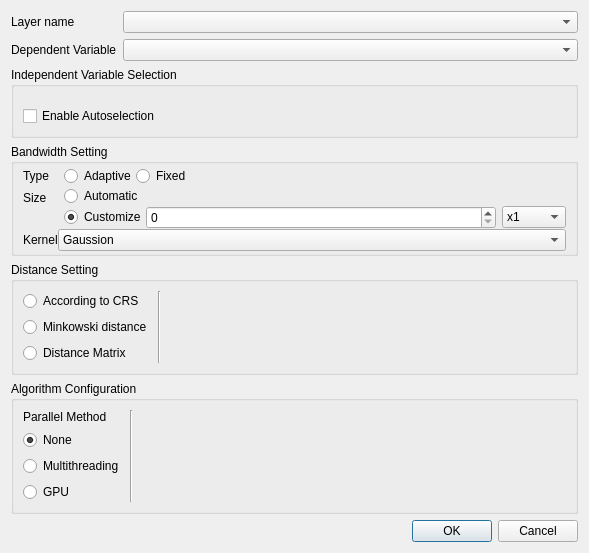
Qt form gwmgwroptionsdialog.ui (GWmodel-Lab/GWmodelS) before a commit.
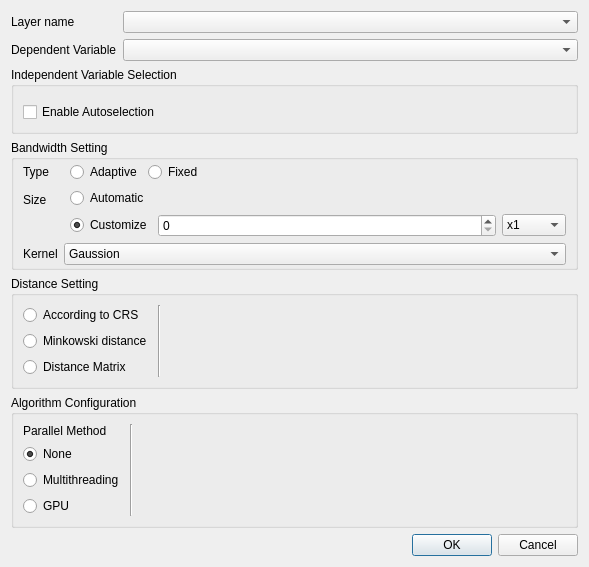
The same form after that commit. Custom widgets are drawn as their Qt base class.

What changed in the file:
```diff
--- a/gwmgwroptionsdialog.ui
+++ b/gwmgwroptionsdialog.ui
@@ -76,10 +76,10 @@
      </property>
      <layout class="QFormLayout" name="formLayout">
       <property name="horizontalSpacing">
-       <number>0</number>
+       <number>6</number>
       </property>
       <property name="verticalSpacing">
-       <number>0</number>
+       <number>6</number>
       </property>
       <property name="topMargin">
        <number>2</number>
```
